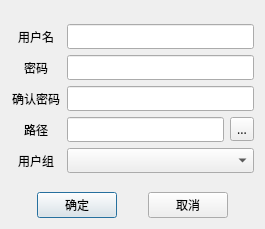
Before: the Qt Designer form newuserdialog.ui in z1908144712/QtFtpServer, drawn with Qt 5.
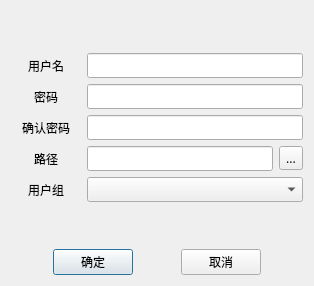
After: the same form once the commit is applied.

Commit message: 优化在1080P下的界面显示

```diff
--- a/newuserdialog.ui
+++ b/newuserdialog.ui
@@ -6,8 +6,8 @@
    <rect>
     <x>0</x>
     <y>0</y>
-    <width>265</width>
-    <height>229</height>
+    <width>314</width>
+    <height>286</height>
    </rect>
   </property>
   <property name="font">
@@ -38,13 +38,13 @@
       <widget class="QLabel" name="label">
        <property name="minimumSize">
         <size>
-         <width>50</width>
+         <width>70</width>
          <height>0</height>
         </size>
        </property>
        <property name="maximumSize">
         <size>
-         <width>50</width>
+         <width>70</width>
          <height>16777215</height>
         </size>
        </property>
@@ -67,13 +67,13 @@
       <widget class="QLabel" name="label_2">
        <property name="minimumSize">
         <size>
-         <width>50</width>
+         <width>70</width>
          <height>0</height>
         </size>
        </property>
        <property name="maximumSize">
         <size>
-         <width>50</width>
+         <width>70</width>
          <height>16777215</height>
         </size>
        </property>
@@ -100,13 +100,13 @@
       <widget class="QLabel" name="label_3">
        <property name="minimumSize">
         <size>
-         <width>50</width>
+         <width>70</width>
          <height>0</height>
         </size>
        </property>
        <property name="maximumSize">
         <size>
-         <width>50</width>
+         <width>70</width>
          <height>16777215</height>
         </size>
        </property>
@@ -133,13 +133,13 @@
       <widget class="QLabel" name="label_5">
        <property name="minimumSize">
         <size>
-         <width>50</width>
+         <width>70</width>
          <height>0</height>
         </size>
        </property>
        <property name="maximumSize">
         <size>
-         <width>50</width>
+         <width>70</width>
          <height>16777215</height>
         </size>
        </property>
@@ -173,13 +173,13 @@
       <widget class="QLabel" name="label_4">
        <property name="minimumSize">
         <size>
-         <width>50</width>
+         <width>70</width>
          <height>0</height>
         </size>
        </property>
        <property name="maximumSize">
         <size>
-         <width>50</width>
+         <width>70</width>
          <height>16777215</height>
         </size>
        </property>
```
The commit also changes 1 other file.
